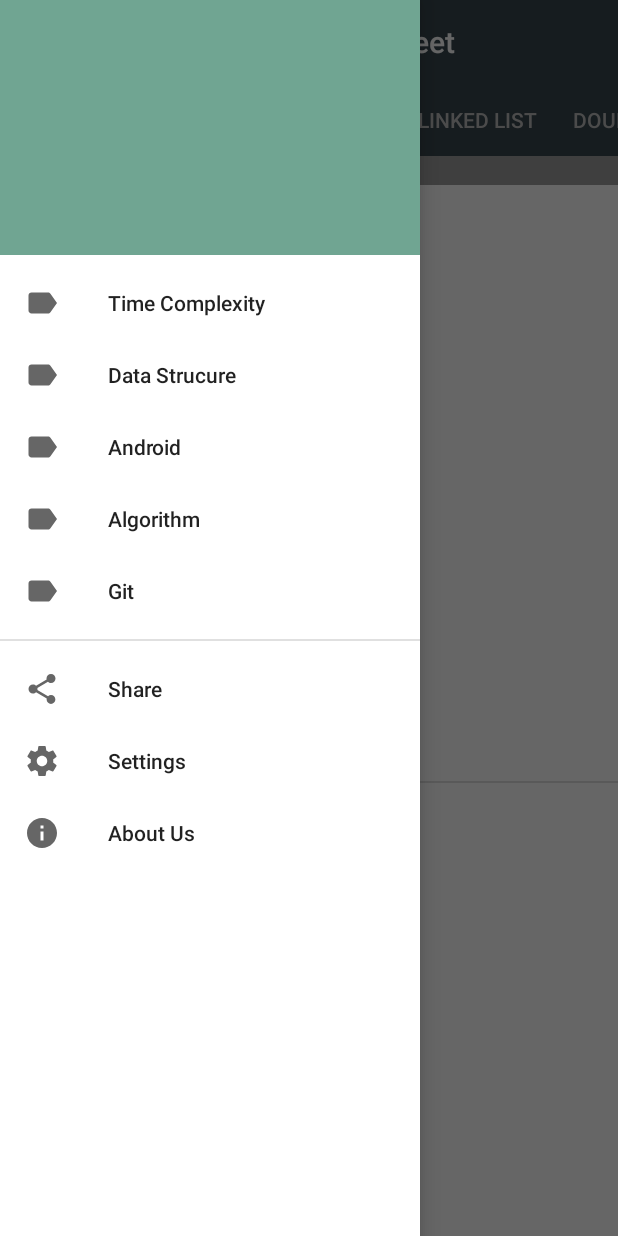
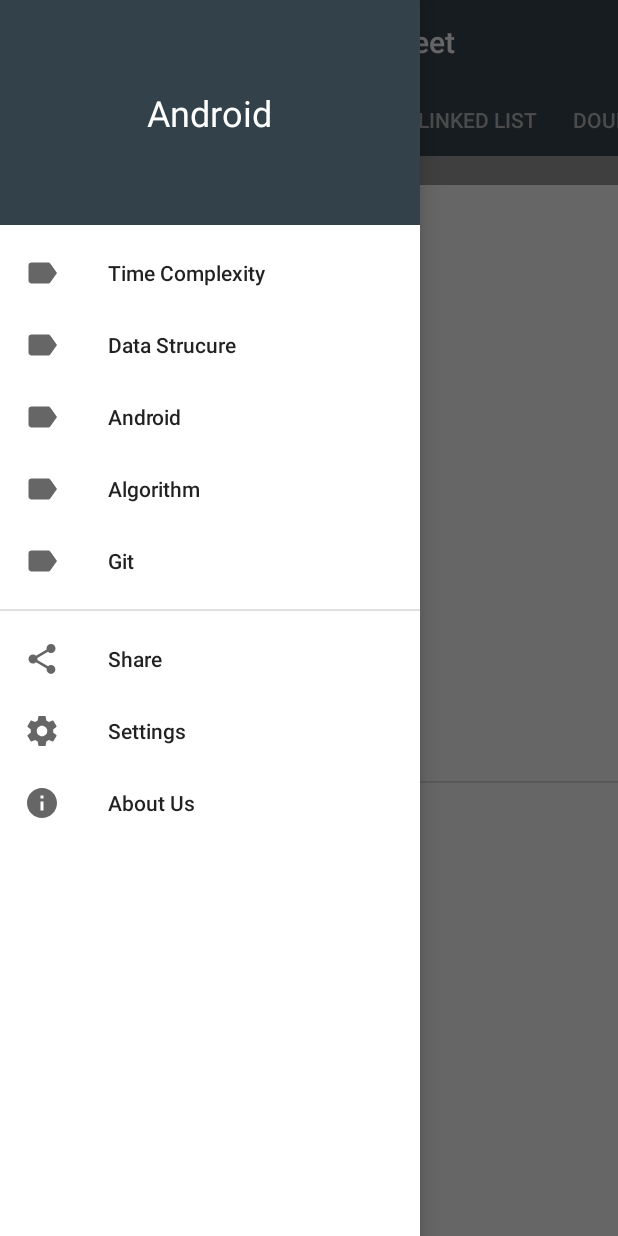
Before and after one commit to dipakkr/Programmers-CheatSheet, an Android app: the screen it shows after launch (MainActivity), with the side drawer open, on a phone screen of 412 x 824 dp. Run offline under Robolectric (Android 15) with nearby library versions, the phone set to English and light mode, and no system bars.

```diff
--- a/app/src/main/java/com/dipakkr/github/codinginterview/ArrayFragment.java
+++ b/app/src/main/java/com/dipakkr/github/codinginterview/ArrayFragment.java
@@ -27,8 +27,6 @@ public class ArrayFragment  extends Fragment{
 
         ListView arraylist = (ListView)rootview.findViewById(R.id.list_array);
         arraylist.setAdapter(adapter);
-
-
         return rootview;
     }
 }
--- a/app/src/main/java/com/dipakkr/github/codinginterview/SimpleFragmentAdapter.java
+++ b/app/src/main/java/com/dipakkr/github/codinginterview/SimpleFragmentAdapter.java
@@ -23,27 +23,22 @@ public class SimpleFragmentAdapter extends FragmentPagerAdapter {
         } else if (position == 2) {
             return new QueueFragment();
         } else if (position == 3) {
-            return new StackFragment();
+            return new SingleLinkedListFragment();
         } else if (position == 4) {
-            return new StackFragment();
+            return new DoubleLLFragment();
         } else if (position == 5) {
-            return new StackFragment();
+            return new BtreeFragment();
         } else if (position == 6) {
-            return new StackFragment();
+            return new BSTFragment();
         } else if (position == 7) {
-            return new StackFragment();
-        } else if (position == 8) {
-            return new StackFragment();
-        } else if (position == 9) {
-            return new StackFragment();
+            return new HashTableFragment();
         }
-        else {
-            return new QueueFragment();
-        }
+        else
+            return new AVLTreeFragment();
     }
     @Override
     public int getCount() {
-        return 11;
+        return 8;
     }
     @Override
     public CharSequence getPageTitle(int position) {
@@ -61,15 +56,8 @@ public class SimpleFragmentAdapter extends FragmentPagerAdapter {
             return mContext.getString(R.string.tab_title_six);
         }else if(position == 6){
             return mContext.getString(R.string.tab_title_seven);
-        }else if(position ==7){
-            return mContext.getString(R.string.tab_title_eight);
-        }else if(position == 8){
-            return mContext.getString(R.string.tab_title_nine);
-        }
-        else if(position == 9){
-            return mContext.getString(R.string.tab_title_ten);
         }
         else
-            return mContext.getString(R.string.tab_title_eleven);
+            return mContext.getString(R.string.tab_title_seven);
     }
 }
--- a/app/src/main/res/layout/nav_header.xml
+++ b/app/src/main/res/layout/nav_header.xml
@@ -1,9 +1,17 @@
 <?xml version="1.0" encoding="utf-8"?>
-<LinearLayout xmlns:android="http://schemas.android.com/apk/res/android"
-    xmlns:tools="http://schemas.android.com/tools"
+<RelativeLayout xmlns:android="http://schemas.android.com/apk/res/android"
     android:orientation="vertical"
-    android:background="#70a592"
+    android:background="#FF33424A"
     android:layout_width="match_parent"
-    android:layout_height="170dp">
+    android:layout_height="150dp">
 
-</LinearLayout>
+    <TextView
+        android:layout_width="wrap_content"
+        android:layout_height="wrap_content"
+        android:text="@string/android"
+        android:textSize="24sp"
+        android:textColor="#fff"
+        android:layout_gravity="bottom|center_horizontal"
+        android:layout_centerVertical="true"
+        android:layout_centerHorizontal="true" />
+</RelativeLayout>
```
Also changed, not shown: app/src/main/java/com/dipakkr/github/codinginterview/KDTreeFragment.java (deleted, +0 -29 lines), app/src/main/java/com/dipakkr/github/codinginterview/MainActivity.java (+36 -6 lines), app/src/main/java/com/dipakkr/github/codinginterview/RedBlacktreeFragment.java (deleted, +0 -29 lines), app/src/main/res/layout/frag_kd_tree.xml (deleted, +0 -9 lines), app/src/main/res/layout/frag_red_black_tree.xml (deleted, +0 -9 lines).
